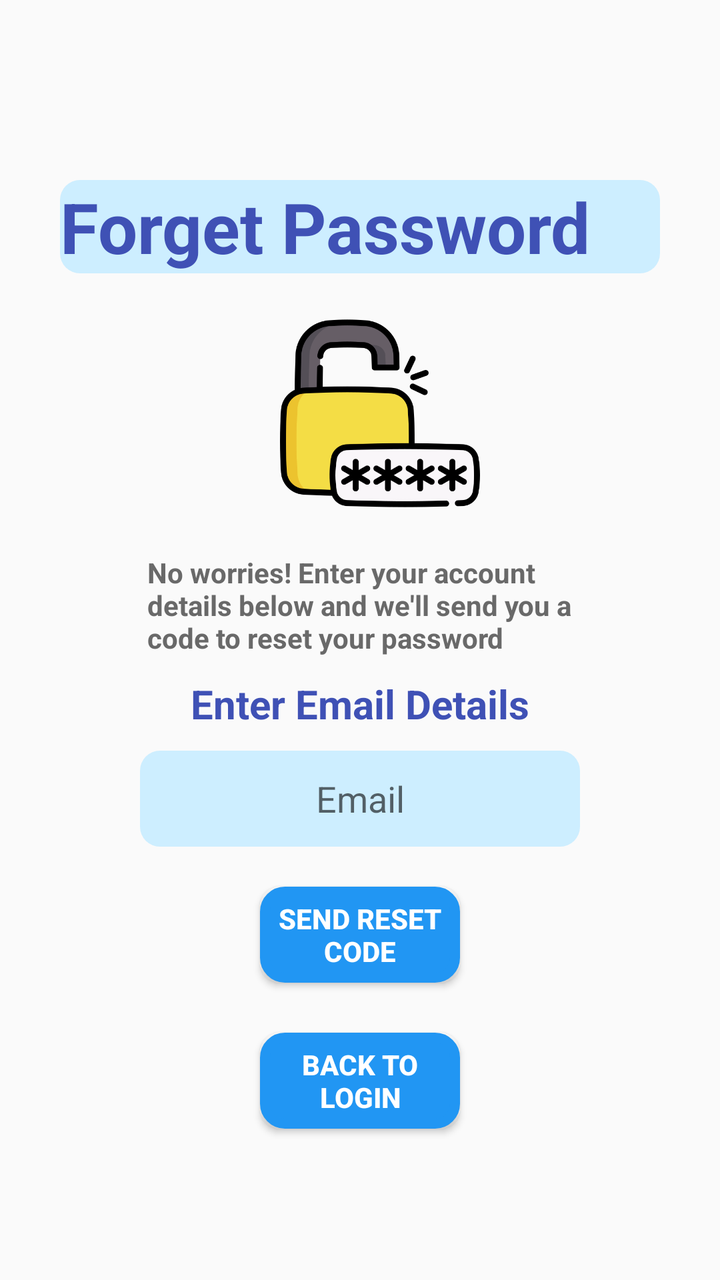
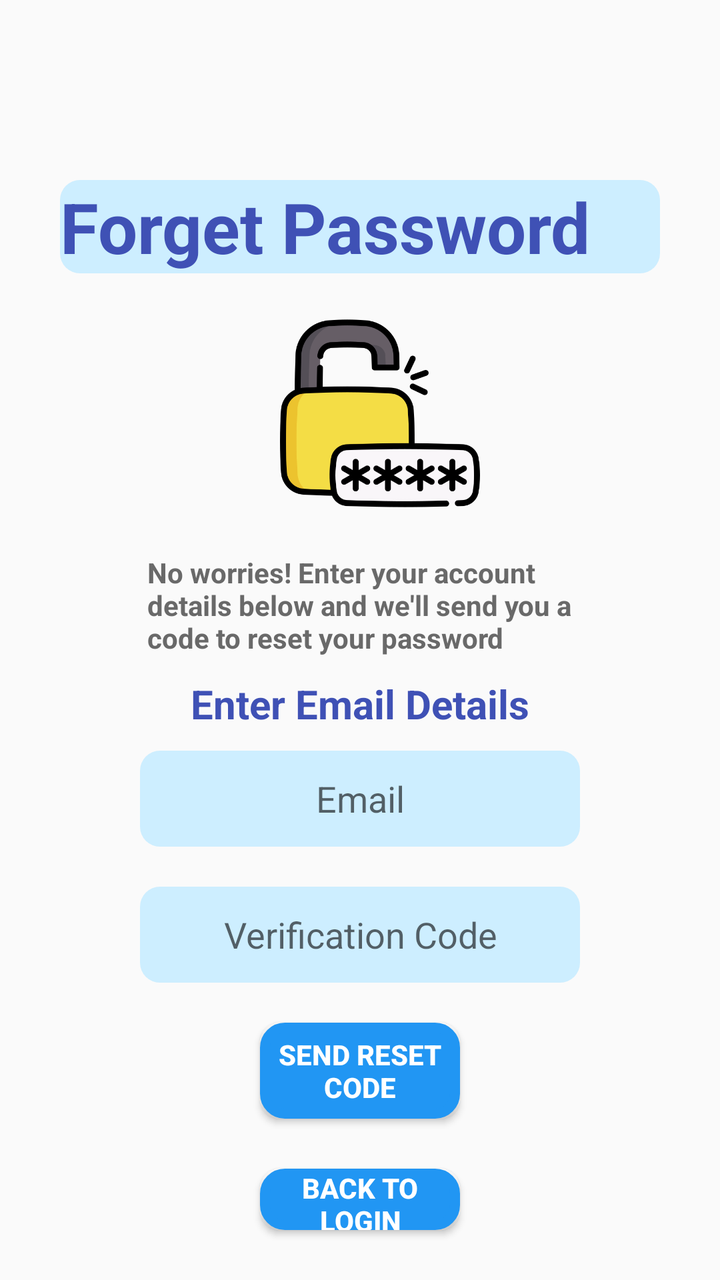

Screens rendered from an Android XML layout before and after an edit, with the pre-edit source and the edit as a unified diff.
<!-- AndroidManifest.xml: application theme Theme.FlowApp -->
<!-- res/layout/forget_pass_page.xml -->
<?xml version="1.0" encoding="utf-8"?>
<LinearLayout xmlns:android="http://schemas.android.com/apk/res/android"
    android:orientation="vertical"
    android:layout_width="match_parent"
    android:layout_height="match_parent">

    <TextView
        android:text="@string/forget_password1"
        android:textSize="35sp"
        android:textColor="@color/dark_blue"
        android:textStyle="bold"
        android:id="@+id/FlowName"
        android:layout_gravity="center"
        android:layout_width="wrap_content"
        android:layout_height="wrap_content"
        android:layout_marginTop="90dp"
        android:background="@drawable/title_of_page_design"
        android:contentDescription="@null"
        android:layout_marginBottom="20dp"
        />


        <ImageView
            android:id="@+id/unlockIcon"
            android:layout_width="100dp"
            android:layout_height="100dp"
            android:src="@drawable/unlock"
            android:contentDescription="@string/Unlock_Icon"
            android:layout_gravity="center"
            android:layout_marginStart="10dp"
            />

    <TextView
        android:text="@string/sen1"
        android:textSize="14sp"
        android:textColor="@color/dark_gray"
        android:textStyle="bold"
        android:id="@+id/sen1"
        android:layout_gravity="center"
        android:layout_width="wrap_content"
        android:layout_height="wrap_content"
        android:layout_marginTop="20dp"
        />

    <TextView
        android:text="Enter Email Details"
        android:textSize="20sp"
        android:textColor="@color/dark_blue"
        android:textStyle="bold"
        android:id="@+id/accTrn"
        android:layout_gravity="center"
        android:layout_width="wrap_content"
        android:layout_height="wrap_content"
        android:layout_marginTop="10dp"
        android:layout_marginBottom="10dp"
        />

    <EditText
        android:hint="@string/email"
        android:id="@+id/inputTrn"
        android:gravity="center"
        android:layout_width="wrap_content"
        android:layout_height="wrap_content"
        android:layout_gravity="center"
        android:autofillHints="username"
        android:inputType="number"
        android:minHeight="48dp"
        android:background="@drawable/input_fields_design"
        android:layout_marginBottom="20dp"
        />

    <Button
        android:text="@string/sendCode"
        android:layout_width="wrap_content"
        android:layout_height="wrap_content"
        android:layout_gravity="center"
        android:textColor="@color/white"
        android:textStyle="bold"
        android:id="@+id/sendCodeBtn"
        android:background="@drawable/slightly_round_corner_button"
        android:layout_marginBottom="25dp"
        />

    <Button
        android:id="@+id/backToLoginBtn"
        android:layout_width="wrap_content"
        android:layout_height="wrap_content"
        android:layout_gravity="center"
        android:layout_marginBottom="25dp"
        android:background="@drawable/slightly_round_corner_button"
        android:text="@string/backToLogin"
        android:textColor="@color/white"
        android:textStyle="bold" />


</LinearLayout>
<!-- resources referenced by this layout -->
<resources>
  <color name="dark_blue">#3F51B5</color>
  <color name="dark_gray">#696969</color>
  <color name="white">#FFFFFFFF</color>
  <!-- drawable input_fields_design (drawable) -->
  <?xml version="1.0" encoding="utf-8"?>
  <shape xmlns:android="http://schemas.android.com/apk/res/android"
      android:shape="rectangle">
      <corners
          android:radius="10dp"
          />
      <solid android:color="@color/input_field"/>
      <padding
          android:left="0dp"
          android:top="0dp"
          android:right="0dp"
          android:bottom="0dp" />
      <size
          android:width="220dp"
          android:height="30dp" />
      <stroke
          android:width="0dp"
          android:color="#7693B3"
          />
  
  </shape>
  <!-- drawable slightly_round_corner_button (drawable) -->
  <?xml version="1.0" encoding="utf-8"?>
  <shape xmlns:android="http://schemas.android.com/apk/res/android" android:shape="rectangle" >
      <corners
          android:radius="10dp"
          />
      <solid
          android:color="@color/blue"
          />
      <padding
          android:left="0dp"
          android:top="0dp"
          android:right="0dp"
          android:bottom="0dp"
          />
      <size
          android:width="100dp"
          android:height="40dp"
          />
      <stroke
          android:width="5dp"
          android:color="#2196F3"
          />
  </shape>
  <!-- drawable title_of_page_design (drawable) -->
  <?xml version="1.0" encoding="utf-8"?>
  <shape xmlns:android="http://schemas.android.com/apk/res/android"
      android:shape="rectangle">
      <corners
          android:radius="10dp"
          />
      <solid android:color="@color/input_field"/>
      <padding
          android:left="0dp"
          android:top="0dp"
          android:right="0dp"
          android:bottom="0dp" />
      <size
          android:width="300dp"
          android:height="40dp" />
      <stroke
          android:width="0dp"
          android:color="#7693B3"
          />
  
  
  </shape>
  <!-- drawable unlock: png bitmap (drawable, 31293 bytes) -->
  <string name="Unlock_Icon">Unlock Icon</string>
  <string name="backToLogin">Back to\nLogin</string>
  <string name="email">Email</string>
  <string name="forget_password1">Forget Password</string>
  <string name="sen1">No worries! Enter your account\ndetails below and we\'ll send you a\ncode to reset your password</string>
  <string name="sendCode">Send Reset\nCode</string>
  <style name="Theme.FlowApp" parent="android:Theme.Material.Light.NoActionBar">
          <item name="colorPrimary">@color/dark_blue</item>
          <item name="colorPrimaryVariant">@color/dark_blue</item>
      </style>
  <color name="input_field">#CDEEFF</color>
  <color name="blue">#2196F3</color>
</resources>

<!-- the commit's change to res/layout/forget_pass_page.xml (unified diff, before → after) -->
@@ -69,6 +69,20 @@
         android:layout_marginBottom="20dp"
         />
 
+    <EditText
+        android:hint="@string/verifyCode"
+        android:id="@+id/verifyCode"
+        android:gravity="center"
+        android:layout_width="wrap_content"
+        android:layout_height="wrap_content"
+        android:layout_gravity="center"
+        android:autofillHints="username"
+        android:inputType="number"
+        android:minHeight="48dp"
+        android:background="@drawable/input_fields_design"
+        android:layout_marginBottom="20dp"
+        />
+
     <Button
         android:text="@string/sendCode"
         android:layout_width="wrap_content"
<!-- resource entries referenced after the edit -->
@@ -79,6 +79,7 @@
   <string name="forget_password1">Forget Password</string>
   <string name="sen1">No worries! Enter your account\ndetails below and we\'ll send you a\ncode to reset your password</string>
   <string name="sendCode">Send Reset\nCode</string>
+  <string name="verifyCode">Verification Code</string>
   <style name="Theme.FlowApp" parent="android:Theme.Material.Light.NoActionBar">
           <item name="colorPrimary">@color/dark_blue</item>
           <item name="colorPrimaryVariant">@color/dark_blue</item>
